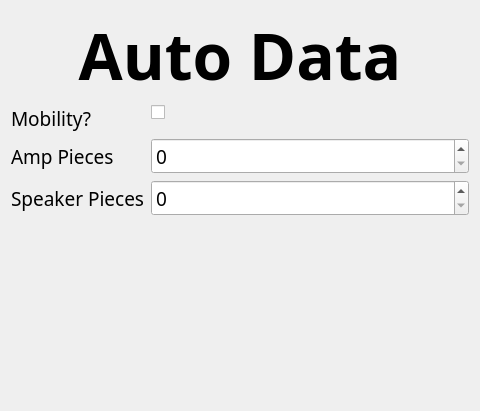
binex-dsk/QFRCScouter, file ui/AutoScouting.ui: the form before one commit.
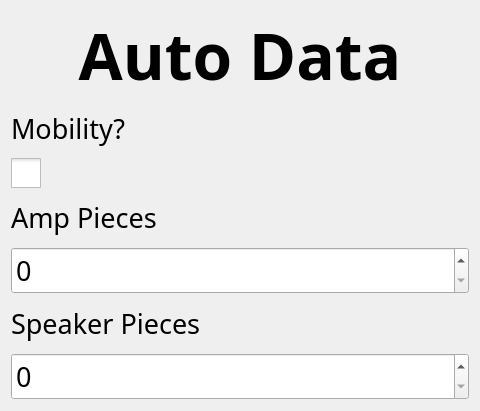
The form after the commit. Custom widgets are drawn as their Qt base class.

Patch:
```diff
--- a/ui/AutoScouting.ui
+++ b/ui/AutoScouting.ui
@@ -19,8 +19,8 @@
   <property name="windowTitle">
    <string>Form</string>
   </property>
-  <layout class="QFormLayout" name="formLayout">
-   <item row="0" column="0" colspan="2">
+  <layout class="QVBoxLayout" name="verticalLayout">
+   <item>
     <widget class="QLabel" name="label">
      <property name="font">
       <font>
@@ -37,42 +37,104 @@
      </property>
     </widget>
    </item>
-   <item row="2" column="0">
-    <widget class="QLabel" name="label_2">
-     <property name="text">
-      <string>Amp Pieces</string>
-     </property>
-    </widget>
-   </item>
-   <item row="2" column="1">
-    <widget class="QSpinBox" name="ampPieces"/>
-   </item>
-   <item row="3" column="0">
-    <widget class="QLabel" name="label_3">
-     <property name="text">
-      <string>Speaker Pieces</string>
-     </property>
-    </widget>
-   </item>
-   <item row="3" column="1">
-    <widget class="QSpinBox" name="speakerPieces"/>
-   </item>
-   <item row="1" column="0">
+   <item>
     <widget class="QLabel" name="label_4">
+     <property name="font">
+      <font>
+       <family>Noto Sans</family>
+       <pointsize>20</pointsize>
+      </font>
+     </property>
      <property name="text">
       <string>Mobility?</string>
      </property>
     </widget>
    </item>
-   <item row="1" column="1">
+   <item>
     <widget class="QCheckBox" name="mobility">
+     <property name="font">
+      <font>
+       <family>Sans Serif</family>
+       <pointsize>20</pointsize>
+      </font>
+     </property>
+     <property name="styleSheet">
+      <string notr="true">QCheckBox::indicator:unchecked { width: 30px; height: 30px; } QCheckBox::indicator:checked { width: 30px; height: 30px; }
+
+</string>
+     </property>
      <property name="text">
       <string/>
      </property>
     </widget>
    </item>
+   <item>
+    <widget class="QLabel" name="label_2">
+     <property name="font">
+      <font>
+       <family>Noto Sans</family>
+       <pointsize>20</pointsize>
+      </font>
+     </property>
+     <property name="text">
+      <string>Amp Pieces</string>
+     </property>
+    </widget>
+   </item>
+   <item>
+    <widget class="BetterSpinBox" name="ampPieces">
+     <property name="sizePolicy">
+      <sizepolicy hsizetype="Minimum" vsizetype="Preferred">
+       <horstretch>0</horstretch>
+       <verstretch>0</verstretch>
+      </sizepolicy>
+     </property>
+     <property name="font">
+      <font>
+       <family>Noto Sans</family>
+       <pointsize>20</pointsize>
+      </font>
+     </property>
+    </widget>
+   </item>
+   <item>
+    <widget class="QLabel" name="label_3">
+     <property name="font">
+      <font>
+       <family>Noto Sans</family>
+       <pointsize>20</pointsize>
+      </font>
+     </property>
+     <property name="text">
+      <string>Speaker Pieces</string>
+     </property>
+    </widget>
+   </item>
+   <item>
+    <widget class="BetterSpinBox" name="speakerPieces">
+     <property name="sizePolicy">
+      <sizepolicy hsizetype="Minimum" vsizetype="Preferred">
+       <horstretch>0</horstretch>
+       <verstretch>0</verstretch>
+      </sizepolicy>
+     </property>
+     <property name="font">
+      <font>
+       <family>Noto Sans</family>
+       <pointsize>20</pointsize>
+      </font>
+     </property>
+    </widget>
+   </item>
   </layout>
  </widget>
+ <customwidgets>
+  <customwidget>
+   <class>BetterSpinBox</class>
+   <extends>QSpinBox</extends>
+   <header>BetterSpinBox.h</header>
+  </customwidget>
+ </customwidgets>
  <resources/>
  <connections/>
 </ui>
```
